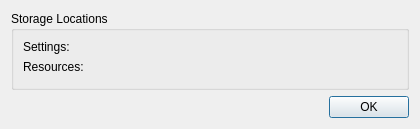
Qt form src/ResourcesDialog.ui (Sharpie/TeXworks) before a commit.
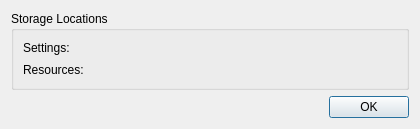
The same form after that commit.

Commit message: Replace QFormLayout by QGridLayout in ResourcesDialog.ui (Qt 4.3 compatibility)

Patch:
```diff
--- a/src/ResourcesDialog.ui
+++ b/src/ResourcesDialog.ui
@@ -25,36 +25,48 @@
      <property name="checkable">
       <bool>false</bool>
      </property>
-     <layout class="QFormLayout" name="formLayout">
+     <layout class="QGridLayout" name="gridLayout">
       <property name="topMargin">
        <number>9</number>
       </property>
       <property name="rightMargin">
        <number>9</number>
       </property>
-      <item row="1" column="0">
+      <item row="0" column="0">
        <widget class="QLabel" name="label">
         <property name="text">
          <string>Settings:</string>
         </property>
        </widget>
       </item>
-      <item row="1" column="1">
+      <item row="0" column="1">
        <widget class="QLabel" name="locationOfSettings">
+        <property name="sizePolicy">
+         <sizepolicy hsizetype="Expanding" vsizetype="Preferred">
+          <horstretch>0</horstretch>
+          <verstretch>0</verstretch>
+         </sizepolicy>
+        </property>
         <property name="textInteractionFlags">
          <set>Qt::LinksAccessibleByMouse|Qt::TextSelectableByMouse</set>
         </property>
        </widget>
       </item>
-      <item row="2" column="0">
+      <item row="1" column="0">
        <widget class="QLabel" name="label_3">
         <property name="text">
          <string>Resources:</string>
         </property>
        </widget>
       </item>
-      <item row="2" column="1">
+      <item row="1" column="1">
        <widget class="QLabel" name="locationOfResources">
+        <property name="sizePolicy">
+         <sizepolicy hsizetype="Expanding" vsizetype="Preferred">
+          <horstretch>0</horstretch>
+          <verstretch>0</verstretch>
+         </sizepolicy>
+        </property>
         <property name="textInteractionFlags">
          <set>Qt::LinksAccessibleByMouse|Qt::TextSelectableByMouse</set>
         </property>
```
The commit also changes 2 other files.
